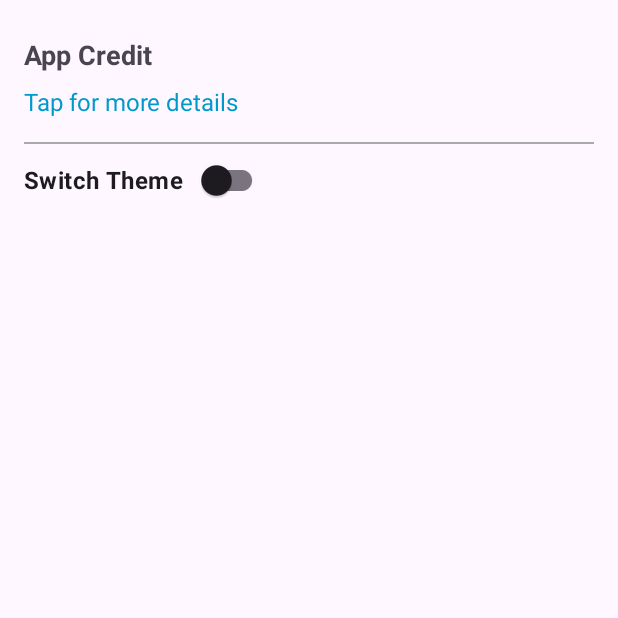
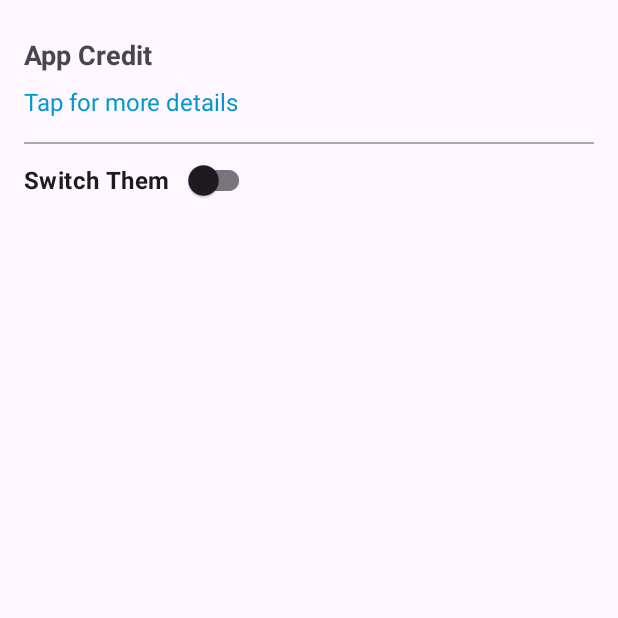
Before and after one commit to Kokorody/BudgetTracker, an Android app: the SettingsActivity screen opened directly, with no data from a screen before it, on a phone screen of 412 x 824 dp, the top half of it. Run offline under Robolectric (Android 15) with nearby library versions, the phone set to English and light mode, and no system bars.

Commit message:
update toggle theme

```diff
--- a/app/src/main/res/layout/activity_settings.xml
+++ b/app/src/main/res/layout/activity_settings.xml
@@ -43,7 +43,7 @@
             android:id="@+id/switchTheme"
             android:layout_width="wrap_content"
             android:layout_height="wrap_content"
-            android:text="Switch Theme  "
+            android:text="Switch Them  "
             android:textSize="16sp"
             android:textStyle="bold"
             android:layout_marginBottom="16dp"/>
```
